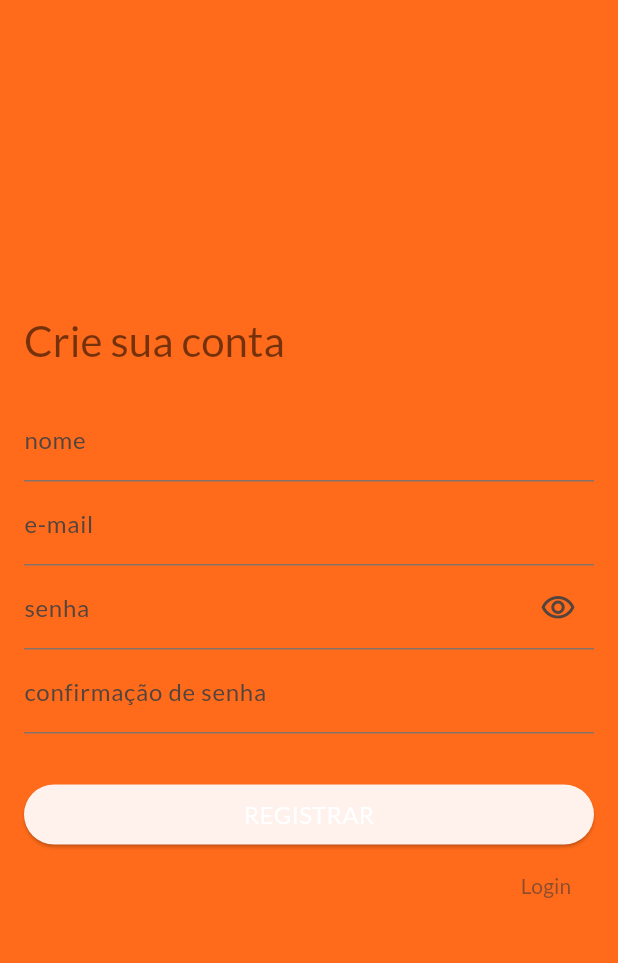
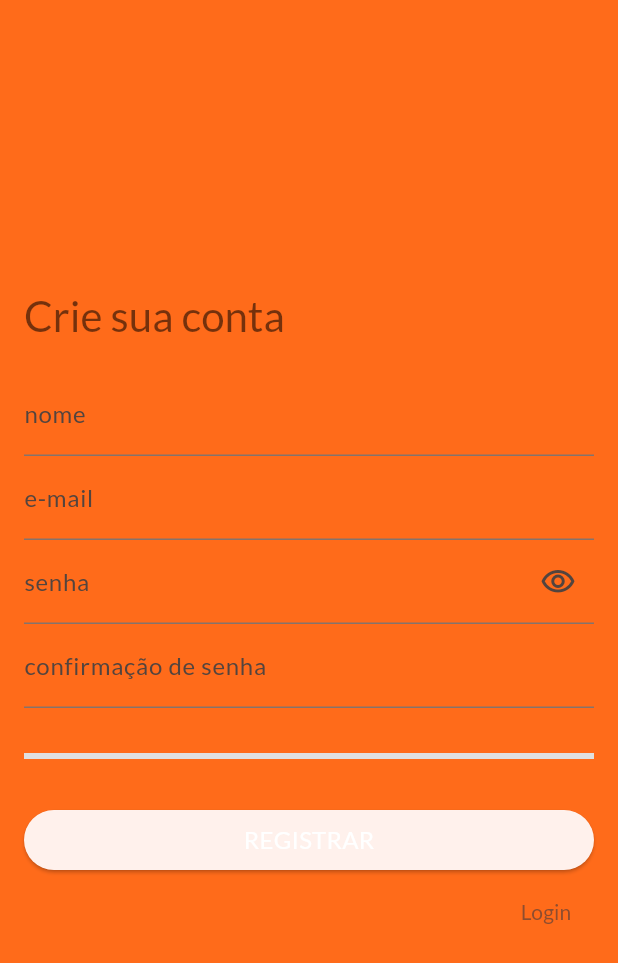
Before and after one commit to blotta/bon_appetit_app, a Flutter app: the LoginScreen screen opened directly, after a tap on "ENTRAR", after a tap on "Registrar", on a phone screen of 412 x 824 dp. Shown: the top 963 px of the screen. Run offline on Flutter 3.47's test engine with Material 2 defaults, Android fonts, the phone set to English and light mode, and no system bars; our stand-ins replace flutter_riverpod, google_fonts, image_picker, jwt_decoder, transparent_image; missing offline and left inert: credit_card_input_form, password_strength, qr_code_scanner; network calls fail.

Commit message:
password strength indicator

```diff
--- a/lib/screens/auth.dart
+++ b/lib/screens/auth.dart
@@ -4,6 +4,7 @@ import 'package:bon_appetit_app/providers/auth_provider.dart';
 import 'package:bon_appetit_app/utils/info.dart';
 import 'package:flutter/material.dart';
 import 'package:flutter_riverpod/flutter_riverpod.dart';
+import 'package:password_strength/password_strength.dart';
 
 class LoginScreen extends ConsumerStatefulWidget {
   const LoginScreen({super.key});
@@ -19,6 +20,8 @@ class _LoginScreenState extends ConsumerState<LoginScreen> {
   final _nameController = TextEditingController();
   final _emailController = TextEditingController();
   final _passwordController = TextEditingController();
+
+  double passwordStrength = 0;
 
   bool _passVisible = false;
   bool _registerMode = false;
@@ -95,6 +98,19 @@ class _LoginScreenState extends ConsumerState<LoginScreen> {
       Timer(duration, navigateBack);
       return const Scaffold(body: Center(child: CircularProgressIndicator()));
     }
+
+
+  Color getPasswordStrengthColor() {
+
+    if (passwordStrength <= 1 / 4) {
+      return Colors.red;
+    } else if (passwordStrength <= 2 / 4) {
+      return Colors.yellow;
+    } else if (passwordStrength <= 3 / 4) {
+      return Colors.blue;
+    }
+    return Colors.green;
+  }
 
     // login mode
     Widget content = Form(
@@ -220,6 +236,11 @@ class _LoginScreenState extends ConsumerState<LoginScreen> {
             controller: _passwordController,
             obscureText: !_passVisible,
             keyboardType: TextInputType.visiblePassword,
+            onChanged: (value) {
+              setState(() {
+                passwordStrength = estimatePasswordStrength(value);
+              });
+            },
             decoration: InputDecoration(
               label: const Text('senha'),
               hintText: 'Digite sua senha',
@@ -262,6 +283,12 @@ class _LoginScreenState extends ConsumerState<LoginScreen> {
             },
           ),
           const SizedBox(height: 30),
+          LinearProgressIndicator(
+            value: passwordStrength,
+            backgroundColor: Colors.grey.shade300,
+            color: getPasswordStrengthColor()
+          ),
+          const SizedBox(height: 30),
           _loading
               ? const Align(
                   alignment: Alignment.center,
--- a/pubspec.yaml
+++ b/pubspec.yaml
@@ -44,6 +44,7 @@ dependencies:
   intl: ^0.18.1
   credit_card_input_form: ^2.3.0
   qr_code_scanner: ^1.0.1
+  password_strength: ^0.2.0
 
 dev_dependencies:
   flutter_test:
```
Also changed, not shown: pubspec.lock.
